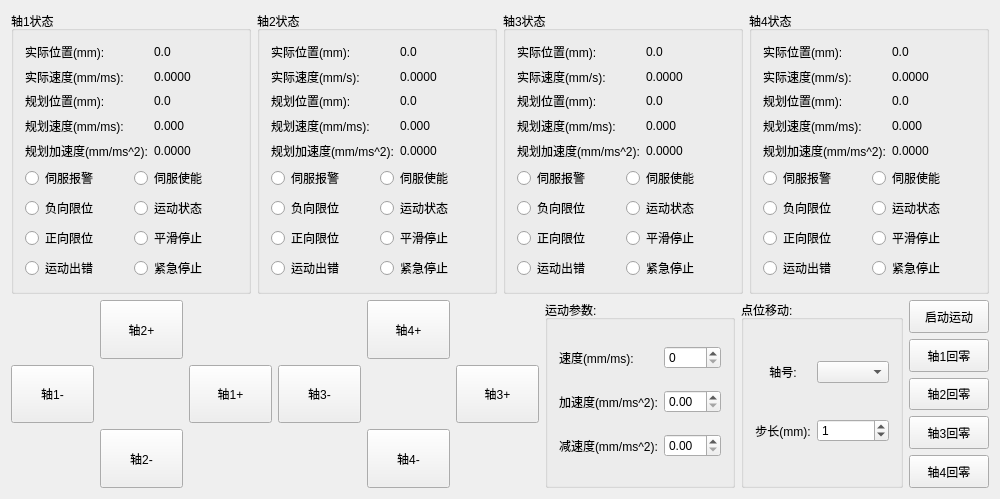
First picture: the form in GTSSimpleController/Widget/MasterControlWidget.ui, repository whisper512/GTS, before the edit.
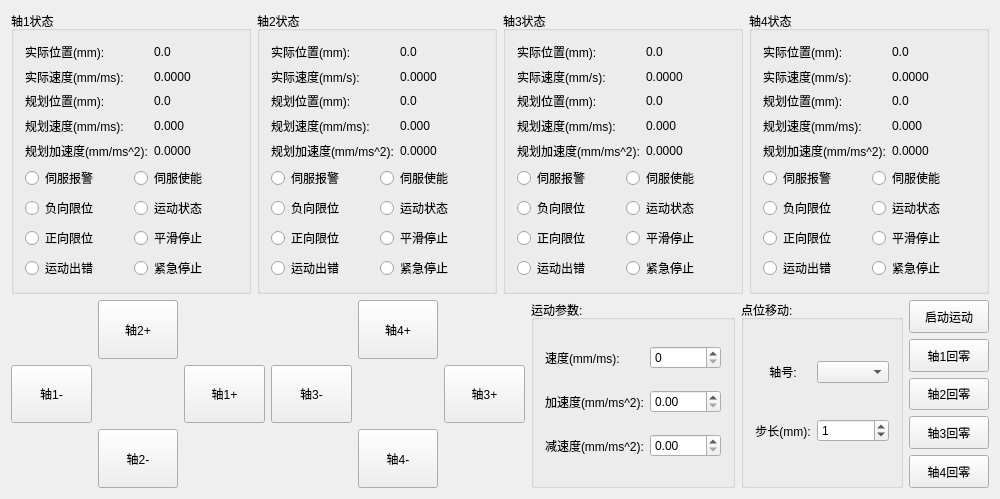
Second picture: the form after the edit.

What changed in the file:
```diff
--- a/GTSSimpleController/Widget/MasterControlWidget.ui
+++ b/GTSSimpleController/Widget/MasterControlWidget.ui
@@ -710,10 +710,18 @@
        </property>
        <layout class="QGridLayout" name="gridLayout_9">
         <item row="1" column="1">
-         <widget class="QDoubleSpinBox" name="doubleSpinBoxs_Acc"/>
+         <widget class="QDoubleSpinBox" name="doubleSpinBoxs_Acc">
+          <property name="maximum">
+           <double>5000.000000000000000</double>
+          </property>
+         </widget>
         </item>
         <item row="2" column="1">
-         <widget class="QDoubleSpinBox" name="doubleSpinBoxs_Dec"/>
+         <widget class="QDoubleSpinBox" name="doubleSpinBoxs_Dec">
+          <property name="maximum">
+           <double>5000.000000000000000</double>
+          </property>
+         </widget>
         </item>
         <item row="1" column="0">
          <widget class="QLabel" name="label_Acc">
@@ -739,7 +747,7 @@
         <item row="0" column="1">
          <widget class="QSpinBox" name="spinBox_MotionVel">
           <property name="maximum">
-           <number>500</number>
+           <number>5000</number>
           </property>
          </widget>
         </item>
```
Left out of the diff: 6 changed lines with no effect on the pictures.
